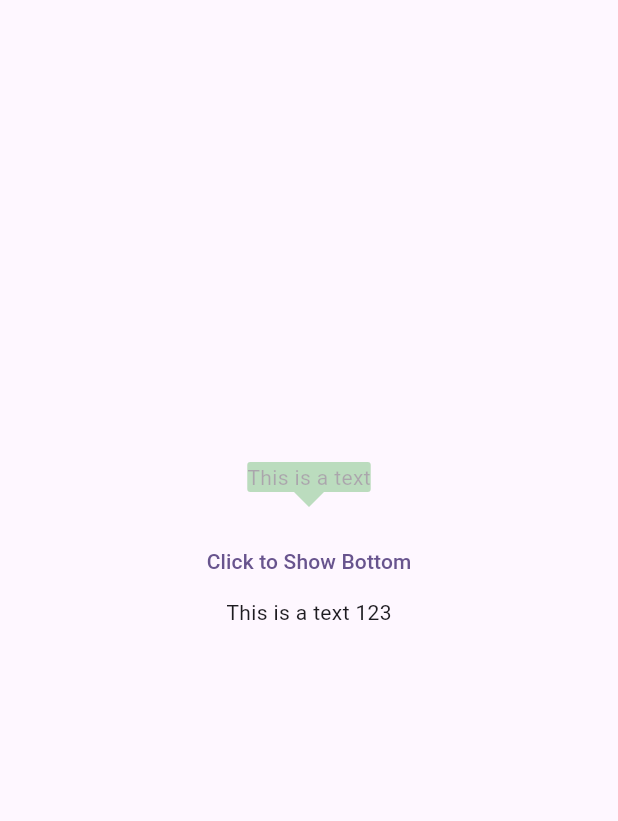
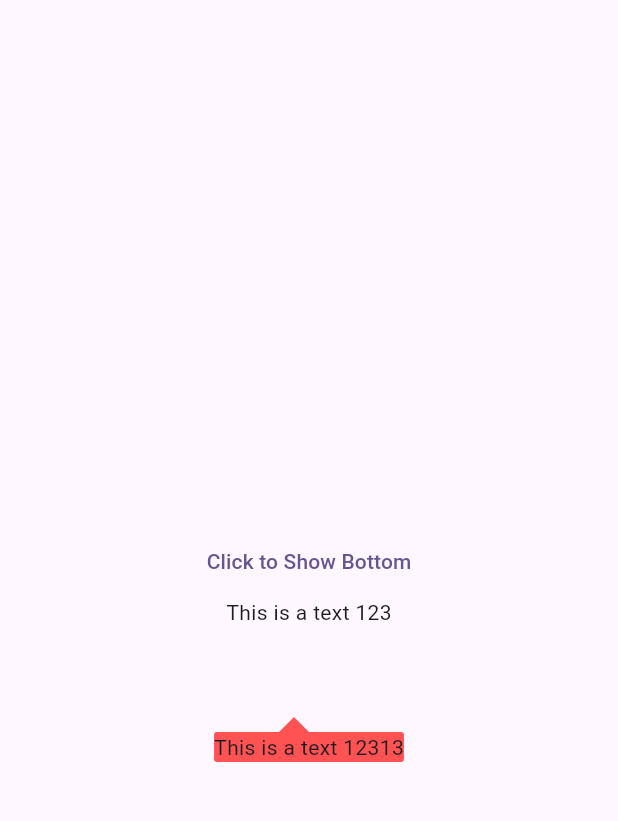
Before and after one commit to mohammedhashim790/MTooltip, a Flutter app: the screen it shows after launch, after a tap on "Click to Show Bottom", on a phone screen of 412 x 824 dp, the part 84-905 px from its top. Run offline on Flutter 3.47's test engine with Material 3 defaults, Android fonts, the phone set to English and light mode, and no system bars.

```diff
--- a/example/lib/main.dart
+++ b/example/lib/main.dart
@@ -56,9 +56,9 @@ class _TooltipExampleState extends State<TooltipExample> {
                 alignment: Alignment.center,
                 child: MTooltip(
                   context: context,
-                  tooltipContent: const Text("This is a text"),
-                  backgroundColor: Colors.green,
-                  tooltipAlign: TooltipAlign.top,
+                  backgroundColor: Colors.redAccent,
+                  tooltipContent: Text("This is a text 12313"),
+                  tooltipAlign: TooltipAlign.bottom,
                   child: const Text("This is a text 123"),
                   mTooltipController: mTooltipController,
                 ),
--- a/lib/mtooltip.dart
+++ b/lib/mtooltip.dart
@@ -1,49 +1,55 @@
 import 'dart:async';
 
 import 'package:flutter/material.dart';
-import 'package:flutter/rendering.dart';
 import 'package:mtooltip/controller/mtooltip_controller.dart';
 import 'package:mtooltip/mtooltip_position_delegate.dart';
 
 import 'tooltip_custom_shape.dart';
 
 class MTooltip extends StatefulWidget {
-  final bool usePadding;
+  bool usePadding;
 
-  final TooltipAlign tooltipAlign;
+  TooltipAlign tooltipAlign;
 
-  final Widget child;
+  Widget child;
 
-  final BuildContext context;
+  BuildContext context;
 
-  final Color barrierColor;
+  Color barrierColor;
 
-  final Color backgroundColor;
+  Color backgroundColor;
 
-  final bool barrierDismissible;
+  bool barrierDismissible;
 
-  final Widget tooltipContent;
+  Widget tooltipContent;
 
   late Duration hoverShowDuration;
   late Duration waitDuration;
 
-  final MTooltipController _mTooltipController;
+  MTooltipController _mTooltipController;
+
+  Duration fadeInDuration;
+  Duration fadeOutDuration;
 
   MTooltip({
     super.key,
     required this.child,
     required this.context,
     required this.tooltipContent,
-    required this.backgroundColor,
+    this.backgroundColor = Colors.black54,
     required MTooltipController mTooltipController,
     Duration? hoverShowDuration,
     Duration? waitDuration,
+    Duration? fadeInDuration,
+    Duration? fadeOutDuration,
     this.barrierColor = const Color(0x80000000),
     this.barrierDismissible = true,
     this.usePadding = true,
     this.tooltipAlign = TooltipAlign.bottom,
   }) : _mTooltipController = mTooltipController,
        waitDuration = waitDuration ?? Duration(seconds: 0),
+       fadeInDuration = fadeInDuration ?? Duration(seconds: 1),
+       fadeOutDuration = fadeOutDuration ?? Duration(seconds: 1),
        hoverShowDuration = hoverShowDuration ?? Duration(seconds: 10);
 
   @override
@@ -52,9 +58,6 @@ class MTooltip extends StatefulWidget {
 
 class MTooltipState extends State<MTooltip>
     with SingleTickerProviderStateMixin {
-  static const Duration _fadeInDuration = Duration(seconds: 3);
-  static const Duration _fadeOutDuration = Duration(seconds: 4);
-
   late AnimationController _controller;
   OverlayEntry? _entry;
   Timer? _dismissTimer;
@@ -75,11 +78,11 @@ class MTooltipState extends State<MTooltip>
   void initState() {
     super.initState();
     _isConcealed = false;
-    _forceRemoval = false;
-    _mouseIsConnected = RendererBinding.instance.mouseTracker.mouseIsConnected;
+    // _forceRemoval = false;
+    // _mouseIsConnected = RendererBinding.instance.mouseTracker.mouseIsConnected;
     _controller = AnimationController(
-      duration: _fadeInDuration,
-      reverseDuration: _fadeOutDuration,
+      duration: widget.fadeInDuration,
+      reverseDuration: widget.fadeInDuration,
       vsync: this,
     );
 
@@ -91,6 +94,13 @@ class MTooltipState extends State<MTooltip>
     // TODO: implement didChangeDependencies
     super.didChangeDependencies();
     _visible = TooltipVisibility.of(context);
+  }
+
+  @override
+  void didUpdateWidget(covariant MTooltip oldWidget) {
+    super.didUpdateWidget(oldWidget);
+    // Rebuild Widget on changes requested
+    _newEntry();
   }
 
   @override
@@ -172,14 +182,17 @@ class MTooltipState extends State<MTooltip>
       return;
     }
     _isConcealed = true;
+
     _dismissTimer?.cancel();
     _dismissTimer = null;
     _showTimer?.cancel();
     _showTimer = null;
-    if (_entry != null) {
-      _entry!.remove();
-    }
-    _controller.reverse();
+
+    _controller.reverse().then((_) {
+      if (_entry != null) {
+        _entry!.remove();
+      }
+    });
   }
 
   bool _showTooltip() {
```
